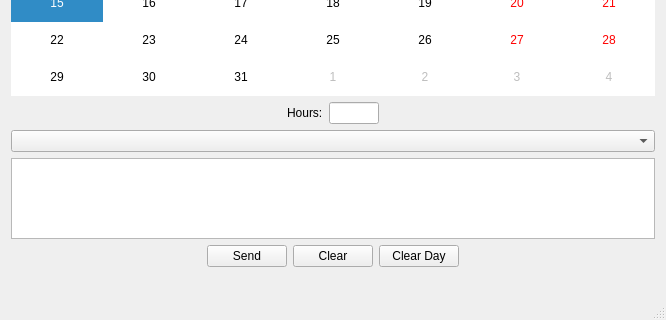
alexandrepossebom/qacdp, file mainwindow.ui: the form before one commit; both pictures show x 0 to 666 and y 247 to 567 of the 666 by 567 pixel window.
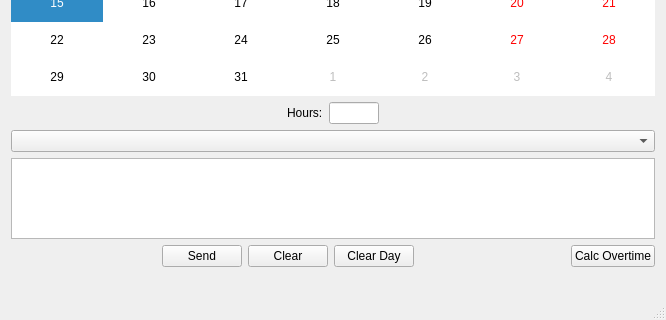
The form after the commit. Icons and pictures are not drawn.

Commit message: - Added Overtime Calc

```diff
--- a/mainwindow.ui
+++ b/mainwindow.ui
@@ -177,6 +177,13 @@
         </property>
        </spacer>
       </item>
+      <item>
+       <widget class="QPushButton" name="overtimeButton">
+        <property name="text">
+         <string>Calc Overtime</string>
+        </property>
+       </widget>
+      </item>
      </layout>
     </item>
     <item>
```
Left out of the diff: 2 changed lines with no effect on the pictures. The commit also changes 9 other files.
